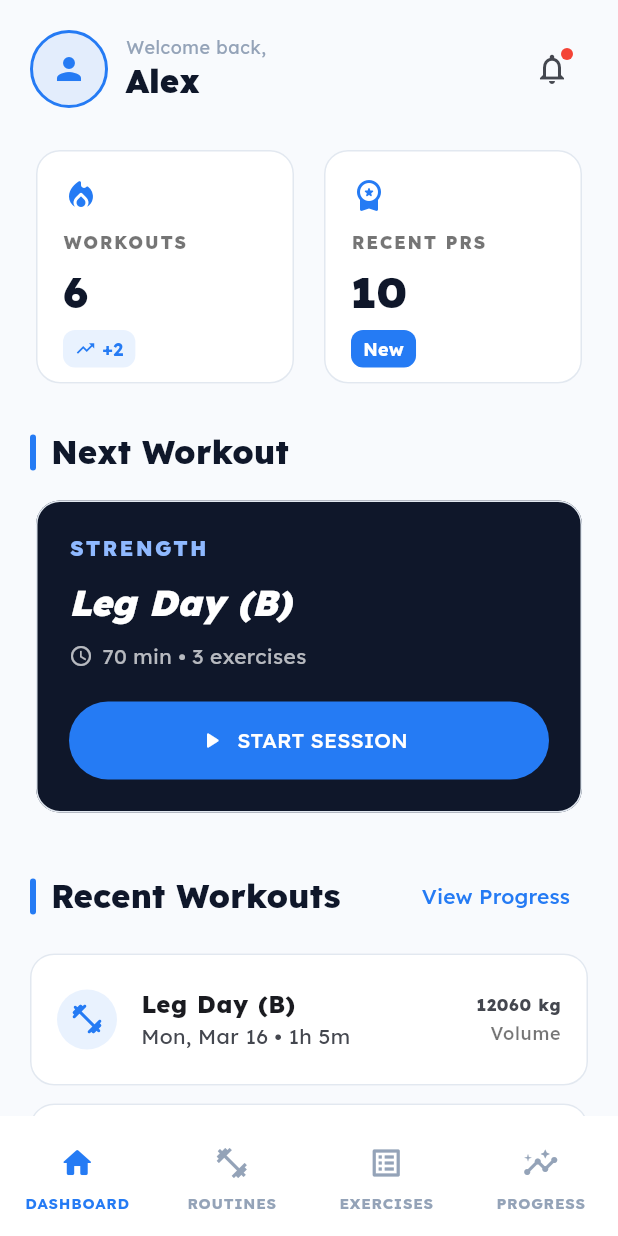
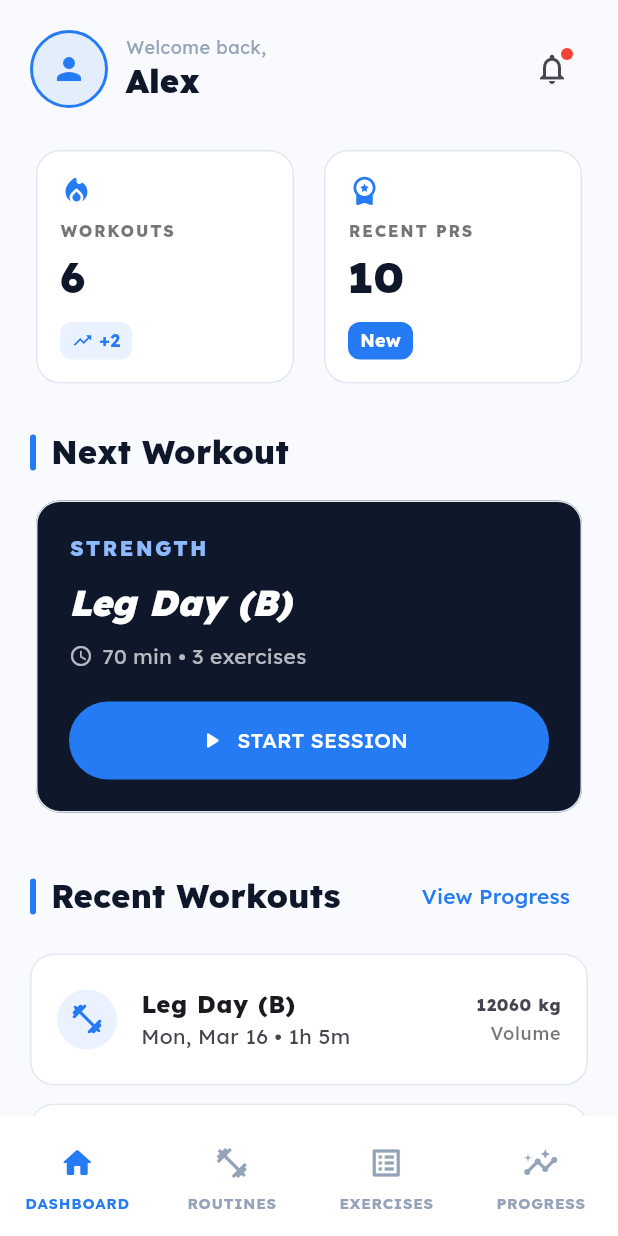
Before and after one commit to nyandrianinamamy/strength-tracking, a Flutter app: the screen it shows after launch, on a phone screen of 412 x 824 dp. Run offline on Flutter 3.47's test engine with Material 3 defaults, Android fonts, the phone set to English and light mode, and no system bars; our stand-ins replace flutter_riverpod, go_router, google_fonts, shared_preferences.

Commit message:
fix: MetricCard overflow by reducing spacing and using Spacer
Tighten padding and spacing in MetricCard, use Spacer to push badge/
detail to the bottom so content fits within GridView aspect ratio.

Co-Authored-By: Claude Opus 4.6 (1M context) <noreply@anthropic.com>

```diff
--- a/lib/src/shared/widgets/common_widgets.dart
+++ b/lib/src/shared/widgets/common_widgets.dart
@@ -83,22 +83,22 @@ class MetricCard extends StatelessWidget {
   Widget build(BuildContext context) {
     return Card(
       child: Padding(
-        padding: const EdgeInsets.all(18),
+        padding: const EdgeInsets.all(16),
         child: Column(
           crossAxisAlignment: CrossAxisAlignment.start,
           mainAxisSize: MainAxisSize.min,
           children: [
-            Icon(icon, color: AppTheme.primary),
-            const SizedBox(height: 12),
+            Icon(icon, color: AppTheme.primary, size: 22),
+            const SizedBox(height: 8),
             Text(
               label.toUpperCase(),
-              style: Theme.of(context).textTheme.labelMedium?.copyWith(
+              style: Theme.of(context).textTheme.labelSmall?.copyWith(
                     color: Colors.black54,
                     letterSpacing: 1.1,
                     fontWeight: FontWeight.w800,
                   ),
             ),
-            const SizedBox(height: 6),
+            const SizedBox(height: 4),
             FittedBox(
               fit: BoxFit.scaleDown,
               alignment: Alignment.centerLeft,
@@ -109,11 +109,10 @@ class MetricCard extends StatelessWidget {
                     ),
               ),
             ),
-            const SizedBox(height: 4),
-            if (badge != null) ...[
-              const SizedBox(height: 4),
-              badge!,
-            ] else
+            const Spacer(),
+            if (badge != null)
+              badge!
+            else
               Text(
                 detail,
                 maxLines: 2,
```
